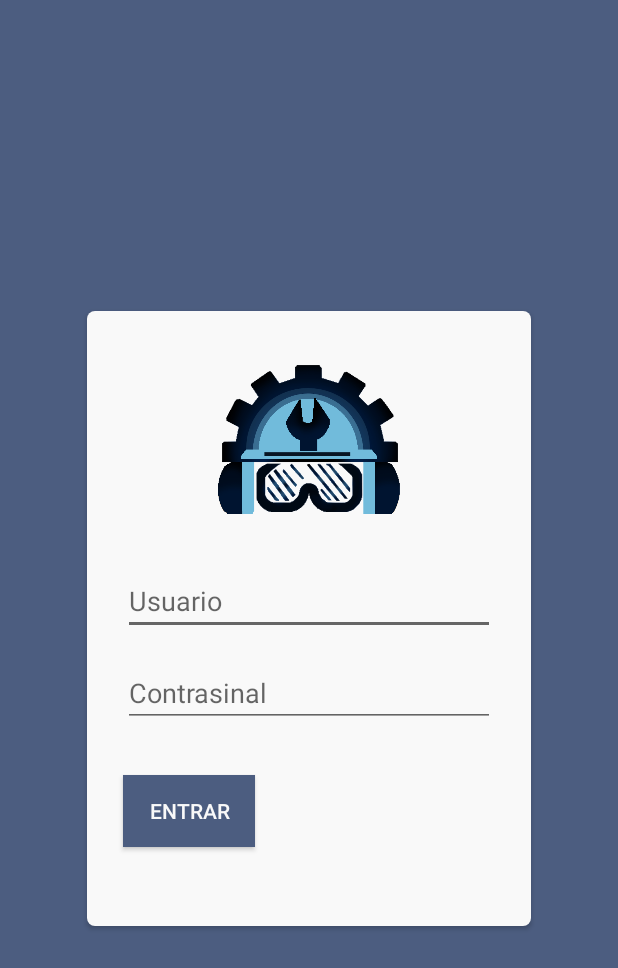
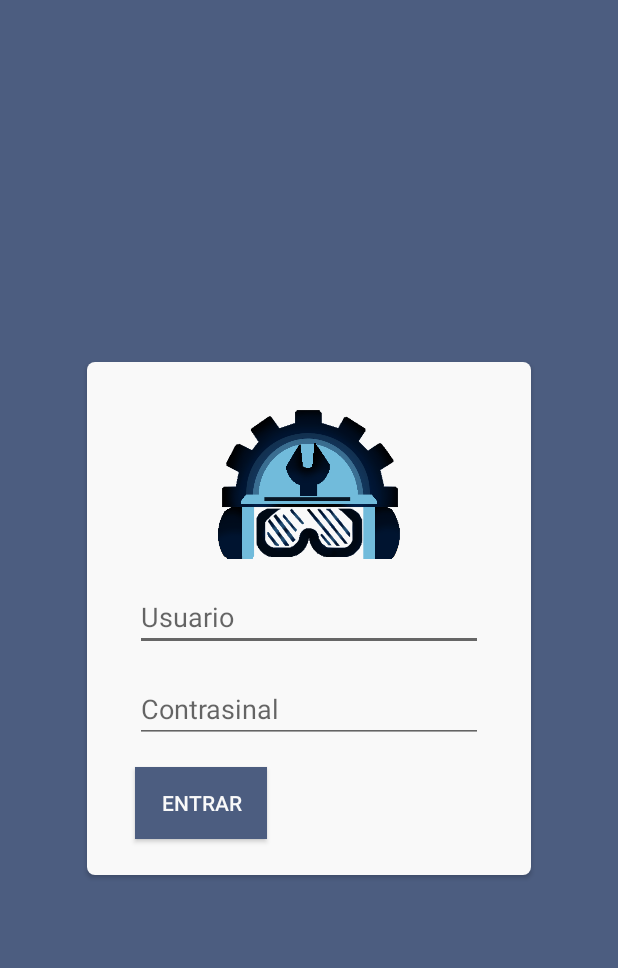
Before and after one commit to Jorginho211/TFM-Android-equip, an Android app: the screen it shows after launch (MainActivity), on a phone screen of 412 x 824 dp. Shown: the top 968 px of the screen. Run offline under Robolectric (Android 15) with nearby library versions, the light colour scheme and no system bars; our stand-ins replace Room's generated code; libraries missing offline, so code that uses them is left out: android.arch.persistence.

Commit message:
Login/Splash implementado

```diff
--- a/app/src/main/java/com/tfm/equip/Activities/MainActivity.kt
+++ b/app/src/main/java/com/tfm/equip/Activities/MainActivity.kt
@@ -3,12 +3,28 @@ package com.tfm.equip.Activities
 import android.Manifest
 import android.content.Intent
 import android.content.pm.PackageManager
+import android.opengl.Visibility
 import android.support.v7.app.AppCompatActivity
 import android.os.Bundle
+import android.support.constraint.ConstraintLayout
+import android.telecom.Call
+import android.util.Log
+import android.view.View
 import android.widget.Button
+import android.widget.EditText
+import android.widget.TextView
+import com.tfm.equip.DTOs.UserDTO
+import com.tfm.equip.Database.AppDatabase
+import com.tfm.equip.Database.AsyncTasks.GetLastLoggedUserBD
+import com.tfm.equip.Database.AsyncTasks.InsertOrUpdateUserBD
+import com.tfm.equip.Database.Entities.UserEntity
 import com.tfm.equip.R
 import com.tfm.equip.Services.EquipmentService
+import com.tfm.equip.Utils.CallbackInterface
 import com.tfm.equip.Utils.Constants
+import com.tfm.equip.Utils.RestApi
+import kotlinx.android.synthetic.main.activity_main.*
+import org.json.JSONObject
 
 class MainActivity : AppCompatActivity() {
     override fun onCreate(savedInstanceState: Bundle?) {
@@ -19,16 +35,39 @@ class MainActivity : AppCompatActivity() {
             supportActionBar?.hide()
         }
 
-        //checkPermissionAndRequest()
+        val usernameTextView: EditText = findViewById(R.id.usernameText)
+        val passwordTextView: EditText = findViewById(R.id.passwordText)
 
         var btnLogin: Button = findViewById(R.id.loginBtn)
         btnLogin.setOnClickListener {
-            var intent:Intent = Intent(this, PrincipalActivity::class.java)
-            intent.addFlags(Intent.FLAG_ACTIVITY_NEW_TASK)
-            intent.addFlags(Intent.FLAG_ACTIVITY_CLEAR_TASK)
-            startActivity(intent)
+            RestApi.getInstance().login(usernameTextView.text.toString(), passwordTextView.text.toString(), object: CallbackInterface<UserDTO?>{
+                override fun doCallback(userDto: UserDTO?) {
+                    if(userDto === null){
+                        var containerErrorLogin:ConstraintLayout = findViewById(R.id.containerErrorLogin)
+                        this@MainActivity.runOnUiThread {
+                            containerErrorLogin.visibility = View.VISIBLE
+                        }
+                        return
+                    }
+
+                    InsertOrUpdateUserBD(this@MainActivity, object: CallbackInterface<UserEntity>{
+                        override fun doCallback(userEntity: UserEntity) {
+                            loginSucess(true)
+                        }
+                    }).execute(userDto)
+                }
+            })
         }
 
+        //checkPermissionAndRequest()
+    }
+
+    fun loginSucess(loginApi: Boolean){
+        var intent:Intent = Intent(this, PrincipalActivity::class.java)
+        intent.addFlags(Intent.FLAG_ACTIVITY_NEW_TASK)
+        intent.addFlags(Intent.FLAG_ACTIVITY_CLEAR_TASK)
+        intent.putExtra("loginApi", loginApi)
+        startActivity(intent)
     }
 
     fun checkPermissionAndRequest(){
--- a/app/src/main/java/com/tfm/equip/Activities/PlacesActivity.kt
+++ b/app/src/main/java/com/tfm/equip/Activities/PlacesActivity.kt
@@ -25,7 +25,6 @@ class PlacesActivity : AppCompatActivity() {
 
         placesListView.onItemClickListener = AdapterView.OnItemClickListener{
             _, _, i, _ ->
-            Log.i("Selected", list[i])
             var intent:Intent = Intent(this, PlaceActivity::class.java)
             intent.putExtra("place", list[i])
             startActivity(intent)
--- a/app/src/main/java/com/tfm/equip/Activities/PrincipalActivity.kt
+++ b/app/src/main/java/com/tfm/equip/Activities/PrincipalActivity.kt
@@ -6,9 +6,11 @@ import android.support.v7.app.AppCompatActivity
 import android.view.Menu
 import android.view.MenuItem
 import android.widget.Button
+import com.tfm.equip.Database.AsyncTasks.LogoutUserBD
 import com.tfm.equip.R
 
 class PrincipalActivity: AppCompatActivity() {
+    var id = 0
     override fun onCreate(savedInstanceState: Bundle?) {
         super.onCreate(savedInstanceState)
         setContentView(R.layout.activity_principal)
@@ -33,6 +35,7 @@ class PrincipalActivity: AppCompatActivity() {
 
     override fun onOptionsItemSelected(item: MenuItem?): Boolean {
         if(item?.itemId == R.id.action_logout){
+            LogoutUserBD(this).execute(null)
             var intent:Intent = Intent(this, MainActivity::class.java)
             startActivity(intent)
         }
--- a/app/src/main/java/com/tfm/equip/Activities/SplashActivity.kt
+++ b/app/src/main/java/com/tfm/equip/Activities/SplashActivity.kt
@@ -3,11 +3,30 @@ package com.tfm.equip.Activities
 import android.content.Intent
 import android.support.v7.app.AppCompatActivity
 import android.os.Bundle
+import com.tfm.equip.Database.AsyncTasks.GetLastLoggedUserBD
+import com.tfm.equip.Database.Entities.UserEntity
+import com.tfm.equip.Utils.CallbackInterface
 
 class SplashActivity : AppCompatActivity() {
 
     override fun onCreate(savedInstanceState: Bundle?) {
         super.onCreate(savedInstanceState)
         startActivity(Intent(this, MainActivity::class.java))
+
+        GetLastLoggedUserBD(this, object : CallbackInterface<UserEntity?> {
+            override fun doCallback(userEntity: UserEntity?) {
+                if(userEntity !== null){
+                    loginSucess(false)
+                }
+            }
+        }).execute()
+    }
+
+    fun loginSucess(loginApi: Boolean){
+        var intent:Intent = Intent(this, PrincipalActivity::class.java)
+        intent.addFlags(Intent.FLAG_ACTIVITY_NEW_TASK)
+        intent.addFlags(Intent.FLAG_ACTIVITY_CLEAR_TASK)
+        intent.putExtra("loginApi", loginApi)
+        startActivity(intent)
     }
 }
--- a/app/src/main/java/com/tfm/equip/DTOs/UserDTO.kt
+++ b/app/src/main/java/com/tfm/equip/DTOs/UserDTO.kt
@@ -1,4 +1,7 @@
 package com.tfm.equip.DTOs
 
 class UserDTO {
+    var id:Int = 0
+    lateinit var uuid:String
+    lateinit var token:String
 }
--- a/app/src/main/res/layout/activity_main.xml
+++ b/app/src/main/res/layout/activity_main.xml
@@ -6,10 +6,10 @@
         android:layout_width="match_parent"
         android:layout_height="match_parent"
         android:background="@color/colorPrimary"
-        tools:context=".Activities.MainActivity">
+        tools:context=".Activities.MainActivity" android:visibility="visible">
     <FrameLayout
             android:layout_width="296dp"
-            android:layout_height="410dp" android:layout_marginTop="8dp"
+            android:layout_height="wrap_content" android:layout_marginTop="8dp"
             app:layout_constraintTop_toTopOf="parent" android:layout_marginBottom="8dp"
             app:layout_constraintBottom_toBottomOf="parent" app:layout_constraintStart_toStartOf="parent"
             android:layout_marginStart="8dp" app:layout_constraintEnd_toEndOf="parent" android:layout_marginEnd="8dp"
@@ -18,43 +18,72 @@
         <android.support.constraint.ConstraintLayout
                 android:layout_width="match_parent"
                 android:layout_height="match_parent">
+            <android.support.constraint.ConstraintLayout
+                    android:layout_width="0dp"
+                    android:layout_height="wrap_content"
+                    android:id="@+id/containerErrorLogin" android:layout_marginTop="16dp"
+                    app:layout_constraintTop_toBottomOf="@+id/imageView2"
+                    app:layout_constraintEnd_toEndOf="@+id/usernameText"
+                    app:layout_constraintStart_toStartOf="@+id/usernameText" android:visibility="gone">
+
+                <ImageView
+                        android:layout_width="wrap_content"
+                        android:layout_height="wrap_content" app:srcCompat="@drawable/ic_error_black_24dp"
+                        android:id="@+id/imageView5" app:layout_constraintStart_toStartOf="parent"
+                        app:layout_constraintTop_toTopOf="parent"
+                        app:layout_constraintBottom_toBottomOf="parent"
+                        android:contentDescription="@string/login_error_img"/>
+                <TextView
+                        android:text="@string/login_error_invalid_data"
+                        android:layout_width="wrap_content"
+                        android:layout_height="wrap_content"
+                        android:id="@+id/textView3"
+                        android:textColor="@color/colorError"
+                        app:layout_constraintTop_toTopOf="parent"
+                        app:layout_constraintBottom_toBottomOf="parent"
+                        app:layout_constraintStart_toEndOf="@+id/imageView5" android:layout_marginStart="8dp"/>
+            </android.support.constraint.ConstraintLayout>
             <EditText
                     android:layout_width="0dp"
                     android:layout_height="wrap_content"
                     android:inputType="textPersonName"
                     android:ems="10"
-                    android:id="@+id/usernameText" android:layout_marginStart="24dp"
-                    app:layout_constraintStart_toStartOf="parent" android:layout_marginEnd="24dp"
-                    app:layout_constraintEnd_toEndOf="parent" android:hint="@string/login_username"
+                    android:id="@+id/usernameText"
+                    android:hint="@string/login_username"
                     android:layout_marginTop="8dp"
-                    app:layout_constraintTop_toTopOf="parent" android:layout_marginBottom="32dp"
-                    app:layout_constraintBottom_toBottomOf="parent"/>
+                    app:layout_constraintTop_toBottomOf="@+id/containerErrorLogin" android:layout_marginStart="32dp"
+                    app:layout_constraintStart_toStartOf="parent" android:layout_marginEnd="32dp"
+                    app:layout_constraintEnd_toEndOf="parent" android:autofillHints=""/>
             <EditText
                     android:layout_width="0dp"
                     android:layout_height="wrap_content"
                     android:inputType="textPassword"
                     android:ems="10"
-                    android:id="@+id/passwordText" android:layout_marginTop="16dp"
-                    app:layout_constraintTop_toBottomOf="@+id/usernameText" android:layout_marginStart="24dp"
-                    app:layout_constraintStart_toStartOf="parent" android:layout_marginEnd="24dp"
-                    app:layout_constraintEnd_toEndOf="parent" android:hint="@string/login_password"/>
+                    android:id="@+id/passwordText"
+                    android:hint="@string/login_password"
+                    android:layout_marginTop="16dp"
+                    app:layout_constraintTop_toBottomOf="@+id/usernameText"
+                    app:layout_constraintStart_toStartOf="@+id/usernameText"
+                    app:layout_constraintEnd_toEndOf="@+id/usernameText"/>
             <Button
                     android:text="@string/login_access"
                     android:textColor="@color/colorWhite"
                     android:layout_width="wrap_content"
                     android:layout_height="wrap_content"
-                    android:id="@+id/loginBtn" app:layout_constraintStart_toStartOf="parent"
-                    android:layout_marginStart="24dp" android:layout_marginTop="32dp"
-                    app:layout_constraintTop_toBottomOf="@+id/passwordText" android:background="@color/colorPrimary"/>
+                    android:id="@+id/loginBtn"
+                    android:background="@color/colorPrimary"
+                    app:layout_constraintTop_toBottomOf="@+id/passwordText"
+                    app:layout_constraintStart_toStartOf="@+id/passwordText" android:layout_marginBottom="24dp"
+                    app:layout_constraintBottom_toBottomOf="parent" android:layout_marginTop="16dp"/>
             <ImageView
                     android:layout_width="121dp"
                     android:layout_height="115dp" app:srcCompat="@drawable/equip_logo_blue"
-                    android:id="@+id/imageView2" android:layout_marginTop="8dp"
-                    app:layout_constraintTop_toTopOf="parent" android:layout_marginBottom="8dp"
-                    app:layout_constraintBottom_toTopOf="@+id/usernameText"
-                    app:layout_constraintStart_toStartOf="parent" android:layout_marginStart="8dp"
-                    app:layout_constraintEnd_toEndOf="parent" android:layout_marginEnd="8dp"
-                    android:contentDescription="@string/login_img"/>
+                    android:id="@+id/imageView2"
+                    android:contentDescription="@string/login_img"
+                    android:layout_marginTop="24dp"
+                    app:layout_constraintTop_toTopOf="parent" android:layout_marginStart="8dp"
+                    app:layout_constraintStart_toStartOf="parent" android:layout_marginEnd="8dp"
+                    app:layout_constraintEnd_toEndOf="parent"/>
         </android.support.constraint.ConstraintLayout>
     </FrameLayout>
 </android.support.constraint.ConstraintLayout>
--- a/app/src/main/res/values/strings.xml
+++ b/app/src/main/res/values/strings.xml
@@ -7,7 +7,8 @@
     <string name="login_password">Contrasinal</string>
     <string name="login_access">Entrar</string>
     <string name="login_img">Logo Equip</string>
-
+    <string name="login_error_invalid_data">Datos incorrectos</string>
+    <string name="login_error_img">Icono de Error</string>
 
     <!-- PRINCIPAL -->
     <string name="principal_title">Menu principal</string>
```
